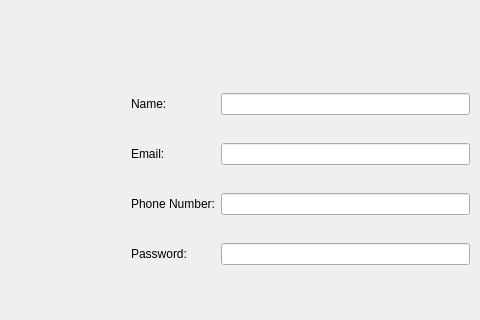
Above: create_account_window.ui from allenh1/timefuse-client before the change; both pictures show x 0 to 480 and y 0 to 320 of the 611 by 461 pixel window. Below: the same form after it.
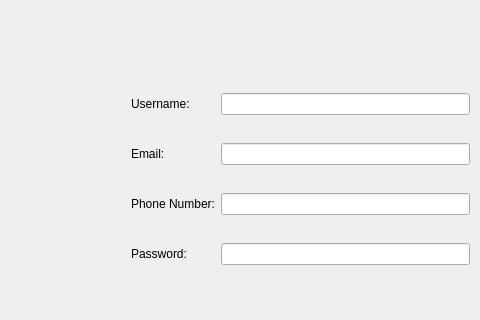
That is the form after the change.

Commit message: cleared forms and relabled name to username

Diff of the .ui file:
```diff
--- a/create_account_window.ui
+++ b/create_account_window.ui
@@ -33,7 +33,7 @@
     <item row="0" column="0">
      <widget class="QLabel" name="label">
       <property name="text">
-       <string>Name:</string>
+       <string>Username:</string>
       </property>
      </widget>
     </item>
```
The commit also changes 2 other files.
